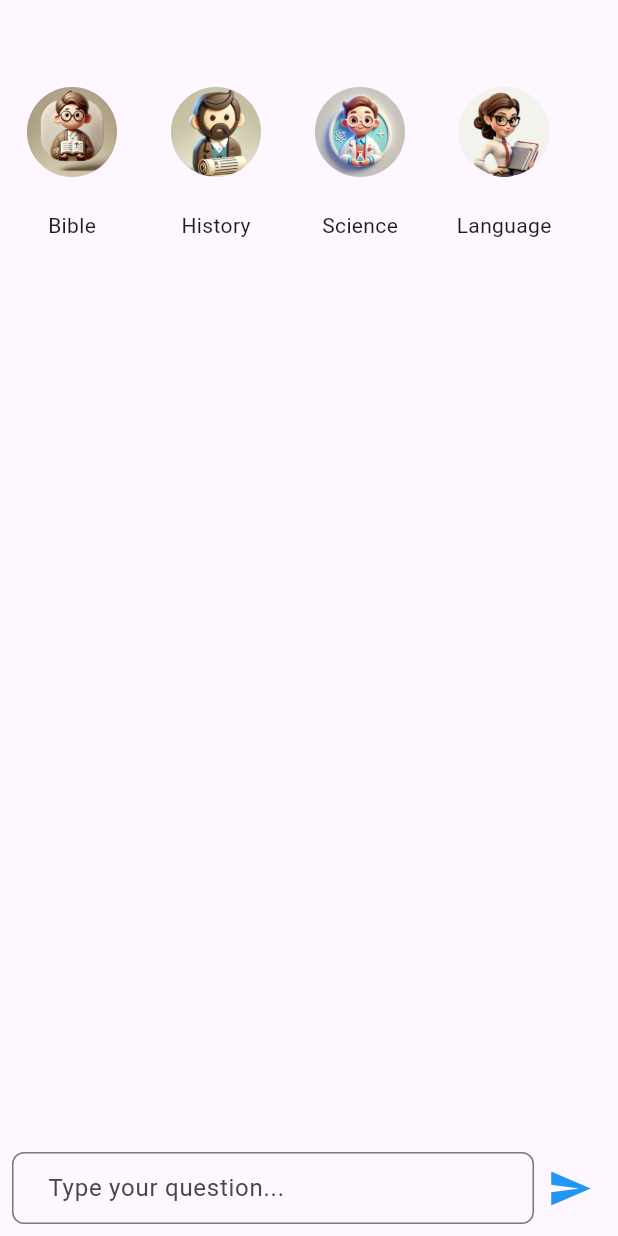
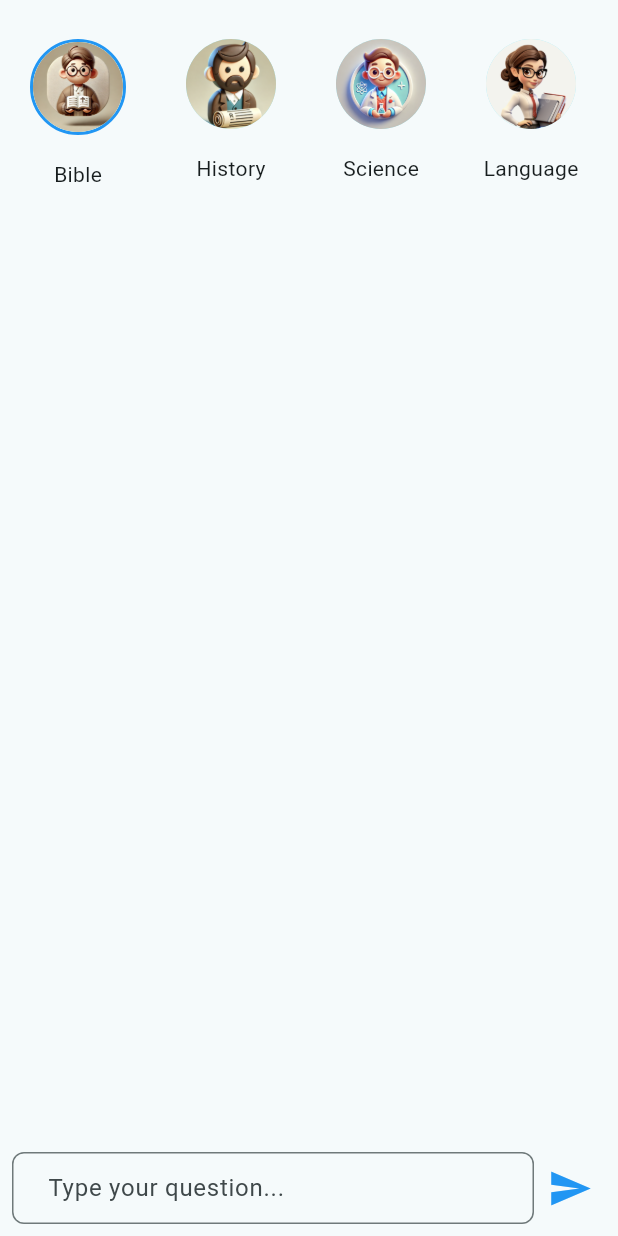
Before and after one commit to aeropriest/maxiebot, a Flutter app: the screen it shows after launch, after a tap on the "send" icon, on a phone screen of 412 x 824 dp. Run offline on Flutter 3.47's test engine with Material 3 defaults, Android fonts, the phone set to English and light mode, and no system bars; our stand-ins replace flutter_dotenv, flutter_gemini; missing offline and left inert: dart_openai.

Commit message:
* Change the background to white

```diff
--- a/lib/main.dart
+++ b/lib/main.dart
@@ -21,7 +21,7 @@ class MyApp extends StatelessWidget {
     return MaterialApp(
       title: 'Maxie Bot',
       theme: ThemeData(
-        colorScheme: ColorScheme.fromSeed(seedColor: Colors.deepPurple),
+        colorScheme: ColorScheme.fromSeed(seedColor: Colors.white),
         useMaterial3: true,
       ),
       home: const MyHomePage(title: 'Hi ! I am Maxie..'),
@@ -42,7 +42,7 @@ class _MyHomePageState extends State<MyHomePage> {
   final TextEditingController _controller = TextEditingController();
   final List<ChatMessage> _messages = [];
   final ScrollController _scrollController = ScrollController();
-  int _selectedIndex = -1;
+  int _selectedIndex = 0;
 
   final List<Map<String, String>> personas = [
     {
@@ -90,23 +90,24 @@ class _MyHomePageState extends State<MyHomePage> {
           ? '${personas[_selectedIndex]['prompt']!} $userInput'
           : userInput;
 
-      gemini.text(prompt).then((value) {
-        final results = value?.output ?? 'No response';
-        _controller.clear(); // Clear the text field after sending
+      // Start streaming response from Gemini API
+      final responseStream = gemini.streamGenerateContent(prompt);
 
-        if (value != null && value.output != null) {
-          print(value.output);
-          _controller.clear();
+      responseStream.listen((event) {
+        // Handle each word as it comes in
         setState(() {
           _messages.add(ChatMessage(
             user: false,
             createdAt: DateTime.now(),
-              text: results,
+            text: event.output ?? '', // Add each part of the output
           ));
         });
-          _scrollToBottom();
-        }
+        _scrollToBottom(); // Scroll to the bottom after updating messages
+      }, onError: (error) {
+        print("Error in streaming response: $error");
       });
+
+      _controller.clear(); // Clear the text field after sending
     }
   }
 
@@ -122,9 +123,9 @@ class _MyHomePageState extends State<MyHomePage> {
       body: Column(
         children: [
           // Adding SizedBox for extra space
-          const SizedBox(height: 40),
+          const SizedBox(height: 10),
           SizedBox(
-            height: 125, // Increased height to accommodate labels
+            height: 116, // Increased height to accommodate labels
             child: ListView.builder(
               scrollDirection: Axis.horizontal,
               itemCount: personas.length,
@@ -135,7 +136,8 @@ class _MyHomePageState extends State<MyHomePage> {
                   child: Column(
                     children: [
                       Container(
-                        padding: const EdgeInsets.all(2),
+                        padding: const EdgeInsets.symmetric(
+                            vertical: 0, horizontal: 4),
                         decoration: BoxDecoration(
                           shape: BoxShape.circle,
                           border: _selectedIndex == index
@@ -148,7 +150,7 @@ class _MyHomePageState extends State<MyHomePage> {
                         ),
                         margin: const EdgeInsets.all(16),
                       ),
-                      const SizedBox(height: 4),
+                      const SizedBox(height: 0),
                       Text(
                         persona['label']!,
                         textAlign: TextAlign.center,
@@ -176,14 +178,12 @@ class _MyHomePageState extends State<MyHomePage> {
                         : Colors.white,
                   ),
                   child: ListTile(
-                    leading: isUserMessage
-                        ? const Icon(Icons.question_answer, color: Colors.blue)
-                        : const Icon(Icons.send, color: Colors.green),
                     title: Padding(
-                      padding: const EdgeInsets.symmetric(horizontal: 10.0),
+                      padding: const EdgeInsets.symmetric(horizontal: 0.0),
                       child: Text(
                         message.text,
-                        style: const TextStyle(fontSize: 14),
+                        style:
+                            const TextStyle(fontSize: 14, letterSpacing: -0.6),
                       ),
                     ),
                   ),
```
Lines whose indentation alone changed are shown as unchanged.
